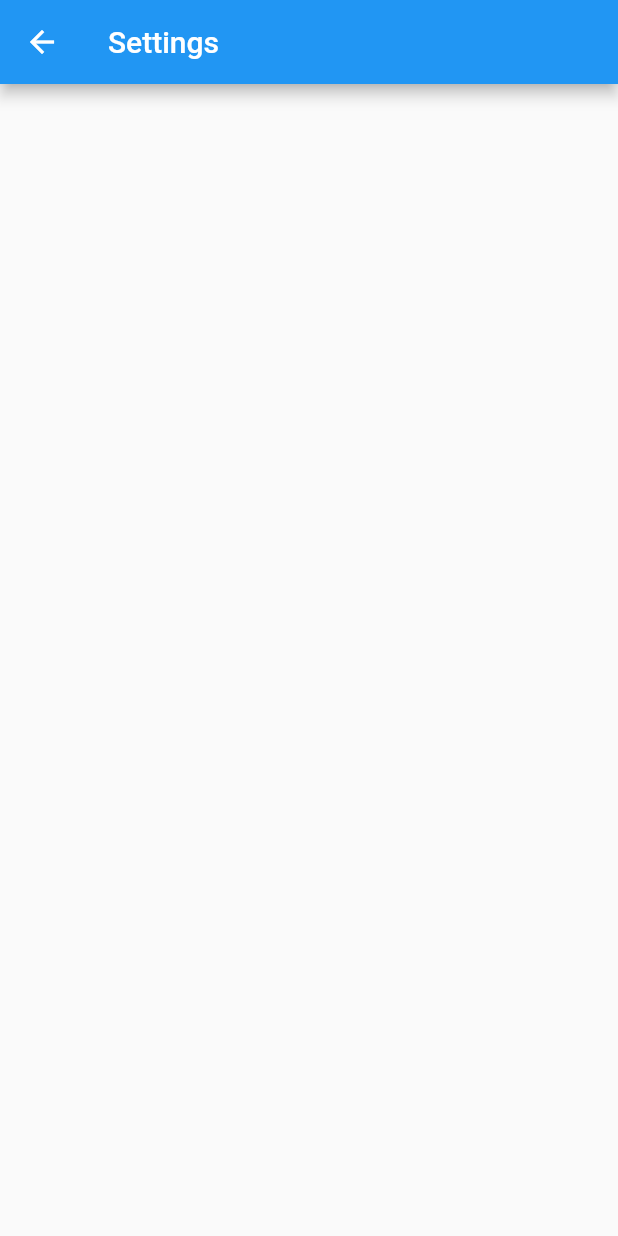
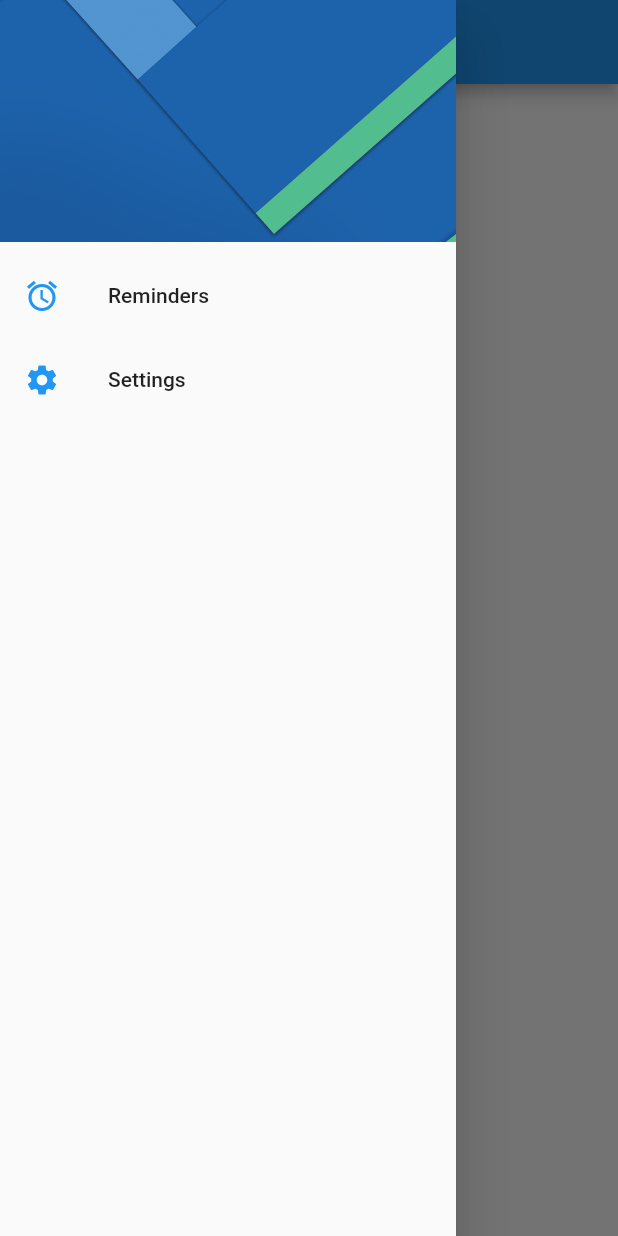
Before and after one commit to Willy502/reminders, a Flutter app: the SettingsPage screen opened by its route, with the side drawer open (before the commit the screen has no drawer), on a phone screen of 412 x 824 dp. Run offline on Flutter 3.47's test engine with Material 2 defaults, Android fonts, the phone set to English and light mode, and no system bars.

Commit message:
Drawer finished

```diff
--- a/lib/src/pages/settings_page.dart
+++ b/lib/src/pages/settings_page.dart
@@ -1,4 +1,5 @@
 import 'package:flutter/material.dart';
+import 'package:reminders/src/widgets/drawer_widget.dart';
 
 class SettingsPage extends StatelessWidget {
 
@@ -8,6 +9,7 @@ class SettingsPage extends StatelessWidget {
       appBar: AppBar(
         title: Text('Settings'),
       ),
+      drawer: DrawerWidget(),
     );
   }
 }
--- a/lib/src/widgets/drawer_widget.dart
+++ b/lib/src/widgets/drawer_widget.dart
@@ -6,10 +6,26 @@ class DrawerWidget extends StatelessWidget {
   Widget build(BuildContext context) {
     return Drawer(
       child: ListView(
+        padding: EdgeInsets.zero,
         children: [
           DrawerHeader(
             child: Container(), // AQUI PUEDEN CONSTRIR EL CONTENIDO
-
+            decoration: BoxDecoration(
+              image: DecorationImage(
+                image: AssetImage('assets/img/drawer_background.jpg'),
+                fit: BoxFit.cover
+              )
+            ),
+          ),
+          ListTile(
+            leading: Icon(Icons.alarm, color: Colors.blue),
+            title: Text('Reminders'),
+            onTap: () => Navigator.pushReplacementNamed(context, 'reminders'),
+          ),
+          ListTile(
+            leading: Icon(Icons.settings, color: Colors.blue),
+            title: Text('Settings'),
+            onTap: () => Navigator.pushReplacementNamed(context, 'settings'),
           )
         ],
       ),
```
